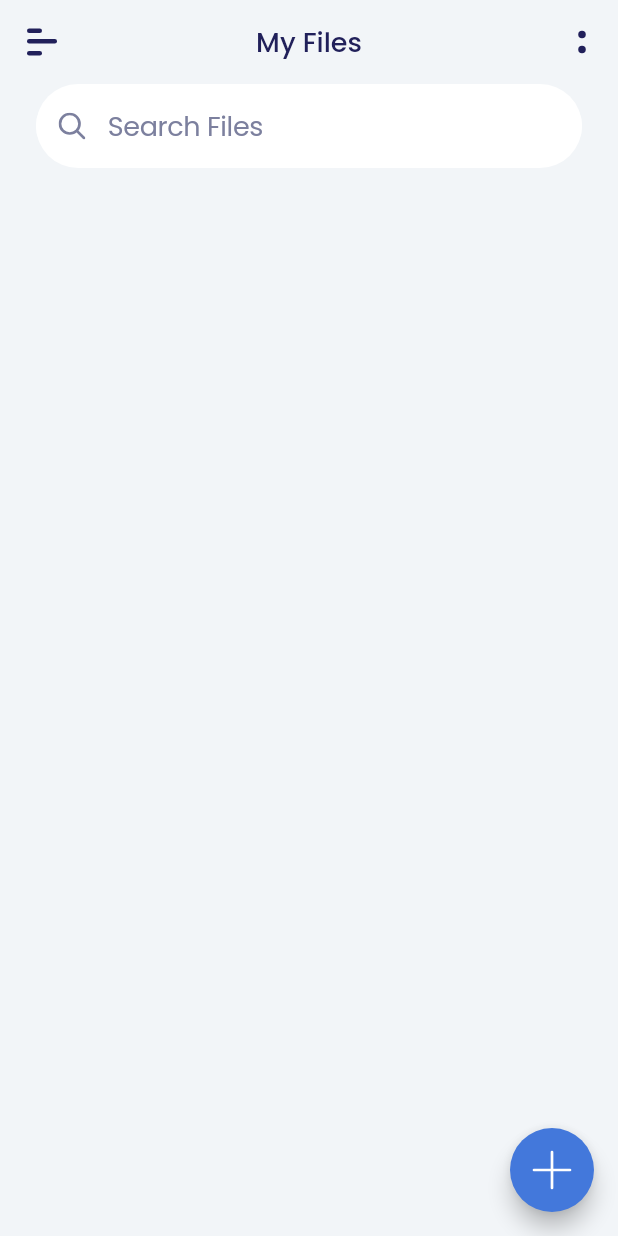
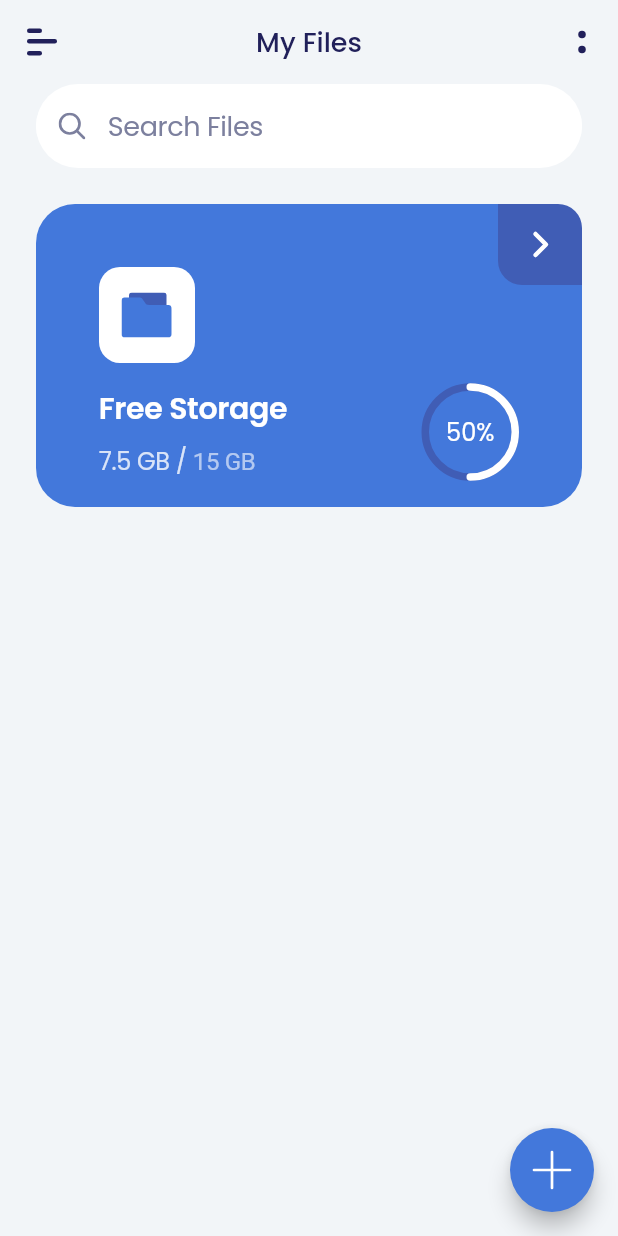
Before and after one commit to joeeasy/file_explorer, a Flutter app: the StartupView screen opened by its route, after a tap on the "add" icon, on a phone screen of 412 x 824 dp. Run offline on Flutter 3.47's test engine with Material 2 defaults, Android fonts, the phone set to English and light mode, and no system bars; drawn by our look-alikes of sleek_circular_slider; our stand-ins replace auto_route, flutter_hooks, flutter_svg, get_it, google_fonts, injectable and 2 more; missing offline and left inert: observable_ish.

Commit message:
add storage info banner

```diff
--- a/lib/constants/colors.dart
+++ b/lib/constants/colors.dart
@@ -1,6 +1,13 @@
 import 'dart:ui';
 
-const backgroundColor = Color(0xffF2F5F8);
-const brandPrimary = Color(0xff4378DB);
-const headerTextColor = Color(0xff21205A);
-const inputTextColor = Color(0xff7C809E);
+
+
+
+class AppColor {
+ static const background = Color(0xffF2F5F8);
+ static const brandPrimary = Color(0xff4378DB);
+ static const headerText = Color(0xff21205A);
+ static const inputText = Color(0xff7C809E);
+ static const brandSecondary = Color(0xff405DB5);
+
+}
--- a/lib/constants/constants.dart
+++ b/lib/constants/constants.dart
@@ -5,6 +5,9 @@ class AppIcon {
   static const option = 'assets/icons/option.svg';
   static const search = 'assets/icons/search.svg';
   static const add = 'assets/icons/add.svg';
+  static const caretRight = 'assets/icons/caret_right.svg';
+  static const folder = 'assets/icons/folder.svg';
+
 }
 
 
--- a/lib/main.dart
+++ b/lib/main.dart
@@ -17,7 +17,7 @@ class MyApp extends StatelessWidget {
 //      debugShowCheckedModeBanner: ,
       title: 'File Explorer',
       theme: ThemeData(
-        accentColor:  brandPrimary,
+        accentColor:  AppColor.brandPrimary,
         visualDensity: VisualDensity.adaptivePlatformDensity,
       ),
       initialRoute: Routes.homeViewRoute,
--- a/lib/shared/shared_styling/style.dart
+++ b/lib/shared/shared_styling/style.dart
@@ -6,13 +6,13 @@ final headerStyle = GoogleFonts.poppins(
   textStyle: TextStyle(
     fontSize: 18,
     fontWeight: FontWeight.w500,
-    color: headerTextColor,
+    color: AppColor.headerText,
   ),
 );
 
 final inputStyle = GoogleFonts.poppins(
   textStyle: TextStyle(
-    color: inputTextColor,
+    color: AppColor.inputText,
     fontSize: 18,
     fontWeight: FontWeight.normal,
     letterSpacing: -0.24,
--- a/lib/ui/view/home/home_view.dart
+++ b/lib/ui/view/home/home_view.dart
@@ -12,11 +12,14 @@ class HomeView extends StatelessWidget {
   Widget build(BuildContext context) {
     return ViewModelBuilder<HomeViewModel>.reactive(
       builder: (context, model, child) => Scaffold(
-        backgroundColor: backgroundColor,
+        backgroundColor: AppColor.background,
         body: HomeScrollView(),
         floatingActionButton: FloatingActionButton(
           onPressed: () => model.updateCounter(),
-          child: loadAsset(assetPath: AppIcon.add, isSvg: true),
+          child: loadAsset(
+            assetPath: AppIcon.add,
+            isSvg: true,
+          ),
         ),
       ),
       viewModelBuilder: () => HomeViewModel(),
--- a/lib/ui/view/home/widgets/home_app_bar.dart
+++ b/lib/ui/view/home/widgets/home_app_bar.dart
@@ -15,7 +15,7 @@ class HomeAppBar extends StatelessWidget {
         style: headerStyle,
       ),
       centerTitle: true,
-      backgroundColor: backgroundColor,
+      backgroundColor: AppColor.background,
       elevation: 0,
       leading: IconButton(
         icon: loadAsset(
--- a/lib/ui/view/home/widgets/home_scroll_view.dart
+++ b/lib/ui/view/home/widgets/home_scroll_view.dart
@@ -1,6 +1,7 @@
 import 'package:Explorer/shared/shared_widgets/reusable_custom_scroll_view.dart';
 import 'package:Explorer/shared/shared_widgets/search_bar/search_bar.dart';
 import 'package:Explorer/ui/view/home/widgets/home_app_bar.dart';
+import 'package:Explorer/ui/view/home/widgets/storage_banner.dart';
 import 'package:flutter/material.dart';
 import 'package:flutter_hooks/flutter_hooks.dart';
 
@@ -15,7 +16,8 @@ class HomeScrollView extends HookWidget {
       controller: scrollViewController,
       slivers: <Widget>[
         HomeAppBar(),
-        SearchBar()
+        SearchBar(),
+        StorageBanner()
       ],
     );
   }
--- /dev/null
+++ b/lib/ui/view/home/widgets/storage_banner.dart
@@ -0,0 +1,155 @@
+import 'package:Explorer/constants/colors.dart';
+import 'package:Explorer/constants/constants.dart';
+import 'package:Explorer/utils/icon_utils.dart';
+import 'package:flutter/cupertino.dart';
+import 'package:flutter/material.dart';
+import 'package:google_fonts/google_fonts.dart';
+import 'package:sleek_circular_slider/sleek_circular_slider.dart';
+
+class StorageBanner extends StatelessWidget {
+  @override
+  Widget build(BuildContext context) {
+    return SliverToBoxAdapter(
+      child: Container(
+        margin: EdgeInsets.only(left: 24, right: 24, top: 24),
+        height: 202,
+        decoration: BoxDecoration(
+          color: AppColor.brandPrimary,
+          borderRadius: BorderRadius.circular(26),
+        ),
+        child: Stack(
+          children: <Widget>[
+            Align(
+              alignment: Alignment.topRight,
+              child: Container(
+                width: 56,
+                height: 54,
+                decoration: BoxDecoration(
+                  color: AppColor.brandSecondary,
+                  borderRadius: BorderRadius.only(
+                    topRight: Radius.circular(16),
+                    bottomLeft: Radius.circular(16),
+                  ),
+                ),
+                child: Center(
+                  child: IconButton(
+                    onPressed: () {},
+                    icon: loadAsset(
+                      assetPath: AppIcon.caretRight,
+                      isSvg: true,
+                    ),
+                  ),
+                ),
+              ),
+            ),
+            Positioned(
+              left: 42,
+              top: 42,
+              child: Container(
+                height: 64,
+                width: 64,
+                decoration: BoxDecoration(
+                    color: Colors.white,
+                    borderRadius: BorderRadius.circular(14)),
+                child: IconButton(
+                  onPressed: () {},
+                  color: AppColor.brandSecondary,
+                  icon: loadAsset(
+                    assetPath: AppIcon.folder,
+                    isSvg: true,
+                  ),
+                ),
+              ),
+            ),
+            Positioned.fill(
+              top: 100,
+              child: Align(
+                alignment: Alignment.bottomLeft,
+                child: Container(
+                  height: 100,
+                  margin: EdgeInsets.only(left: 42, right: 42),
+                  child: Row(
+                    mainAxisAlignment: MainAxisAlignment.spaceBetween,
+                    crossAxisAlignment: CrossAxisAlignment.center,
+                    mainAxisSize: MainAxisSize.max,
+                    children: <Widget>[
+                      Column(
+                        crossAxisAlignment: CrossAxisAlignment.start,
+                        mainAxisAlignment: MainAxisAlignment.center,
+                        children: <Widget>[
+                          Text(
+                            'Free Storage',
+                            style: GoogleFonts.poppins(
+                                textStyle: TextStyle(
+                                    color: Colors.white,
+                                    fontWeight: FontWeight.w600,
+                                    fontSize: 20,
+                                    letterSpacing: -0.24)),
+                          ),
+                          SizedBox(
+                            height: 8,
+                          ),
+                          RichText(
+                            text: TextSpan(
+                                style: GoogleFonts.poppins(
+                                  textStyle: TextStyle(
+                                      color: Colors.white.withOpacity(0.8),
+                                      fontWeight: FontWeight.normal,
+                                      fontSize: 16,
+                                      letterSpacing: -0.24),
+                                ),
+                                children: <TextSpan>[
+                                  TextSpan(text: '7.5 GB'),
+                                  TextSpan(text: ' / '),
+                                  TextSpan(
+                                    text: '15 GB',
+                                    style: TextStyle(
+                                      color: Colors.white.withOpacity(0.6),
+                                    ),
+                                  ),
+                                ]),
+                          )
+                        ],
+                      ),
+                      Container(
+                        height: 65,
+                        width: 65,
+                        child: SleekCircularSlider(
+                          initialValue: 50,
+                          max: 100,
+                          innerWidget: (double value) => Center(
+                            child: Text(
+                              '50%',
+                              style: GoogleFonts.poppins(
+                                  textStyle: TextStyle(
+                                      color: Colors.white,
+                                      fontWeight: FontWeight.normal,
+                                      fontSize: 16)),
+                            ),
+                          ),
+                          appearance: CircularSliderAppearance(
+                            animationEnabled: true,
+                            customWidths:
+                                CustomSliderWidths(progressBarWidth: 5, trackWidth: 5),
+                            customColors: CustomSliderColors(
+                              trackColor: AppColor.brandSecondary,
+                              dotColor: Colors.transparent,
+                              progressBarColor: Colors.white,
+                            ),
+                            angleRange: 360,
+                            startAngle: -90,
+                            size: 65,
+                          ),
+                        ),
+                      )
+                    ],
+                  ),
+                ),
+              ),
+            ),
+          ],
+        ),
+      ),
+    );
+  }
+}
--- a/pubspec.yaml
+++ b/pubspec.yaml
@@ -19,12 +19,13 @@ dependencies:
   cupertino_icons: ^0.1.3
   flutter_hooks: ^0.12.0
   path_provider: ^1.6.11
+  flutter_file_utils: ^0.1.1
   flutter_svg: ^0.17.4
+  sleek_circular_slider: ^1.1.0
   google_fonts: ^1.1.0
   get_it:
   injectable:
   observable_ish:
-
 dev_dependencies:
   auto_route_generator: ^0.5.0
   injectable_generator:
```
Also changed, not shown: assets/icons/caret_right.svg (added), assets/icons/folder.svg (added), pubspec.lock, 2 other files.
